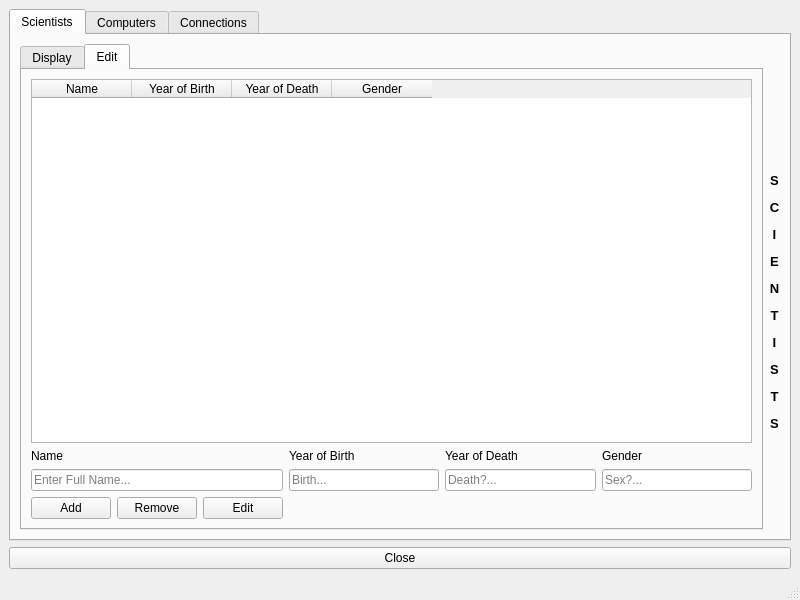
Before: the Qt Designer form Verkefni3/displaywindow.ui in ivarmarkusson/Verkefni-1, drawn with Qt 5.
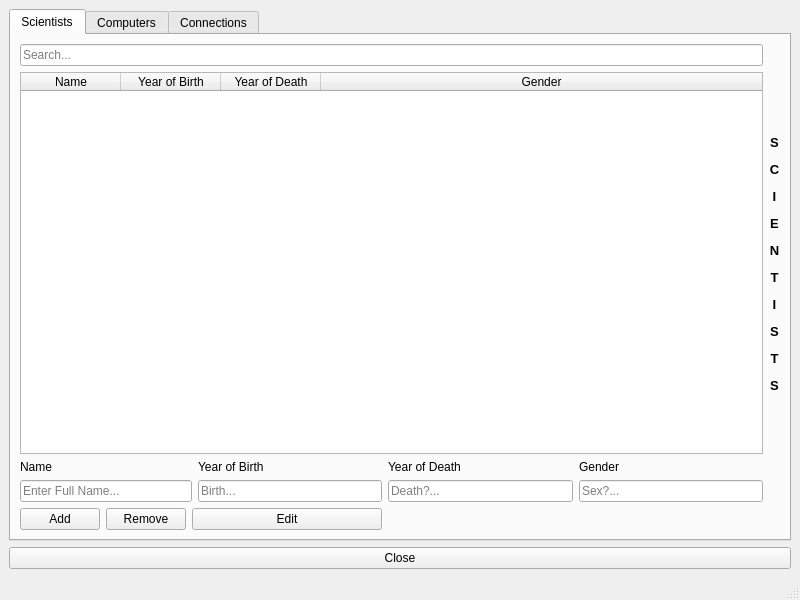
After: the same form once the commit is applied. The open tabs and pages were chosen to show the change.

```diff
--- a/Verkefni3/displaywindow.ui
+++ b/Verkefni3/displaywindow.ui
@@ -15,7 +15,7 @@
   </property>
   <widget class="QWidget" name="centralwidget">
    <layout class="QGridLayout" name="gridLayout">
-    <item row="1" column="0">
+    <item row="0" column="0">
      <widget class="QTabWidget" name="tab_sci_com_conn">
       <property name="enabled">
        <bool>true</bool>
@@ -28,31 +28,22 @@
         <string>Scientists</string>
        </attribute>
        <layout class="QGridLayout" name="gridLayout_2">
-        <item row="0" column="1">
+        <item row="0" column="0" colspan="6">
+         <widget class="QLineEdit" name="line_search_sci">
+          <property name="placeholderText">
+           <string>Search...</string>
+          </property>
+         </widget>
+        </item>
+        <item row="0" column="6" rowspan="2">
          <widget class="QLabel" name="label">
           <property name="text">
            <string>&lt;html&gt;&lt;head/&gt;&lt;body&gt;&lt;p align=&quot;center&quot;&gt;&lt;span style=&quot; font-size:10pt; font-weight:600;&quot;&gt;&lt;br/&gt;&lt;br/&gt;S&lt;/span&gt;&lt;/p&gt;&lt;p align=&quot;center&quot;&gt;&lt;span style=&quot; font-size:10pt; font-weight:600;&quot;&gt;C&lt;/span&gt;&lt;/p&gt;&lt;p align=&quot;center&quot;&gt;&lt;span style=&quot; font-size:10pt; font-weight:600;&quot;&gt;I&lt;/span&gt;&lt;/p&gt;&lt;p align=&quot;center&quot;&gt;&lt;span style=&quot; font-size:10pt; font-weight:600;&quot;&gt;E&lt;/span&gt;&lt;/p&gt;&lt;p align=&quot;center&quot;&gt;&lt;span style=&quot; font-size:10pt; font-weight:600;&quot;&gt;N&lt;/span&gt;&lt;/p&gt;&lt;p align=&quot;center&quot;&gt;&lt;span style=&quot; font-size:10pt; font-weight:600;&quot;&gt;T&lt;/span&gt;&lt;/p&gt;&lt;p align=&quot;center&quot;&gt;&lt;span style=&quot; font-size:10pt; font-weight:600;&quot;&gt;I&lt;/span&gt;&lt;/p&gt;&lt;p align=&quot;center&quot;&gt;&lt;span style=&quot; font-size:10pt; font-weight:600;&quot;&gt;S&lt;/span&gt;&lt;/p&gt;&lt;p align=&quot;center&quot;&gt;&lt;span style=&quot; font-size:10pt; font-weight:600;&quot;&gt;T&lt;/span&gt;&lt;/p&gt;&lt;p align=&quot;center&quot;&gt;&lt;span style=&quot; font-size:10pt; font-weight:600;&quot;&gt;S&lt;/span&gt;&lt;/p&gt;&lt;/body&gt;&lt;/html&gt;</string>
           </property>
          </widget>
         </item>
-        <item row="0" column="0">
-         <widget class="QTabWidget" name="tab_sci_display_edit">
-          <property name="currentIndex">
-           <number>0</number>
-          </property>
-          <widget class="QWidget" name="tab_sci_display">
-           <attribute name="title">
-            <string>Display</string>
-           </attribute>
+        <item row="1" column="0" colspan="6">
            <widget class="QTableWidget" name="table_display_sci">
-            <property name="geometry">
-             <rect>
-              <x>0</x>
-              <y>50</y>
-              <width>771</width>
-              <height>391</height>
-             </rect>
-            </property>
             <property name="editTriggers">
              <set>QAbstractItemView::NoEditTriggers</set>
             </property>
@@ -95,131 +86,85 @@
              </property>
             </column>
            </widget>
-           <widget class="QLineEdit" name="line_search_sci">
-            <property name="geometry">
-             <rect>
-              <x>0</x>
-              <y>10</y>
-              <width>771</width>
-              <height>31</height>
-             </rect>
-            </property>
-            <property name="placeholderText">
-             <string>Search...</string>
-            </property>
-           </widget>
-          </widget>
-          <widget class="QWidget" name="tab_sci_edit">
-           <attribute name="title">
-            <string>Edit</string>
-           </attribute>
-           <layout class="QGridLayout" name="gridLayout_6">
+        </item>
+        <item row="2" column="0">
+         <widget class="QLabel" name="label_4">
+          <property name="text">
+           <string>Name</string>
+          </property>
+         </widget>
+        </item>
             <item row="2" column="3">
-             <widget class="QLineEdit" name="line_sci_birth_add_remove_edit">
+         <widget class="QLabel" name="label_5">
               <property name="text">
-               <string/>
-              </property>
-              <property name="placeholderText">
-               <string>Birth...</string>
+           <string>Year of Birth</string>
               </property>
              </widget>
             </item>
-            <item row="1" column="4">
+        <item row="2" column="4">
              <widget class="QLabel" name="label_6">
               <property name="text">
                <string>Year of Death</string>
               </property>
              </widget>
             </item>
-            <item row="2" column="4">
+        <item row="2" column="5">
+         <widget class="QLabel" name="label_7">
+          <property name="text">
+           <string>Gender</string>
+          </property>
+         </widget>
+        </item>
+        <item row="3" column="0" colspan="3">
+         <widget class="QLineEdit" name="line_sci_name_add_remove_edit">
+          <property name="placeholderText">
+           <string>Enter Full Name...</string>
+          </property>
+         </widget>
+        </item>
+        <item row="3" column="3">
+         <widget class="QLineEdit" name="line_sci_birth_add_remove_edit">
+          <property name="text">
+           <string/>
+          </property>
+          <property name="placeholderText">
+           <string>Birth...</string>
+          </property>
+         </widget>
+        </item>
+        <item row="3" column="4">
              <widget class="QLineEdit" name="line_sci_death_add_remove_edit">
               <property name="placeholderText">
                <string>Death?...</string>
               </property>
              </widget>
             </item>
-            <item row="2" column="5">
+        <item row="3" column="5">
              <widget class="QLineEdit" name="line_sci_gender_add_remove_edit">
               <property name="placeholderText">
                <string>Sex?...</string>
               </property>
              </widget>
             </item>
-            <item row="3" column="0">
+        <item row="4" column="0">
              <widget class="QPushButton" name="pushButton_add_sci">
               <property name="text">
                <string>Add</string>
               </property>
              </widget>
             </item>
-            <item row="0" column="0" colspan="6">
-             <widget class="QTableWidget" name="table_edit_sci">
-              <column>
-               <property name="text">
-                <string>Name</string>
-               </property>
-              </column>
-              <column>
-               <property name="text">
-                <string>Year of Birth</string>
-               </property>
-              </column>
-              <column>
-               <property name="text">
-                <string>Year of Death</string>
-               </property>
-              </column>
-              <column>
-               <property name="text">
-                <string>Gender</string>
-               </property>
-              </column>
-             </widget>
-            </item>
-            <item row="1" column="5">
-             <widget class="QLabel" name="label_7">
-              <property name="text">
-               <string>Gender</string>
-              </property>
-             </widget>
-            </item>
-            <item row="2" column="0" colspan="3">
-             <widget class="QLineEdit" name="line_sci_name_add_remove_edit">
-              <property name="placeholderText">
-               <string>Enter Full Name...</string>
-              </property>
-             </widget>
-            </item>
-            <item row="1" column="0">
-             <widget class="QLabel" name="label_4">
-              <property name="text">
-               <string>Name</string>
-              </property>
-             </widget>
-            </item>
-            <item row="1" column="3">
-             <widget class="QLabel" name="label_5">
-              <property name="text">
-               <string>Year of Birth</string>
-              </property>
-             </widget>
-            </item>
-            <item row="3" column="2">
-             <widget class="QPushButton" name="pushButton_edit_sci">
-              <property name="text">
-               <string>Edit</string>
-              </property>
-             </widget>
-            </item>
-            <item row="3" column="1">
+        <item row="4" column="1">
              <widget class="QPushButton" name="pushButton_remove_sci">
               <property name="text">
                <string>Remove</string>
               </property>
              </widget>
             </item>
-           </layout>
-          </widget>
+        <item row="4" column="2" colspan="2">
+         <widget class="QPushButton" name="pushButton_edit_sci">
+          <property name="text">
+           <string>Edit</string>
+          </property>
          </widget>
         </item>
        </layout>
```
Left out of the diff: 4 changed lines with no effect on the pictures. Lines whose indentation alone changed are shown as unchanged.
